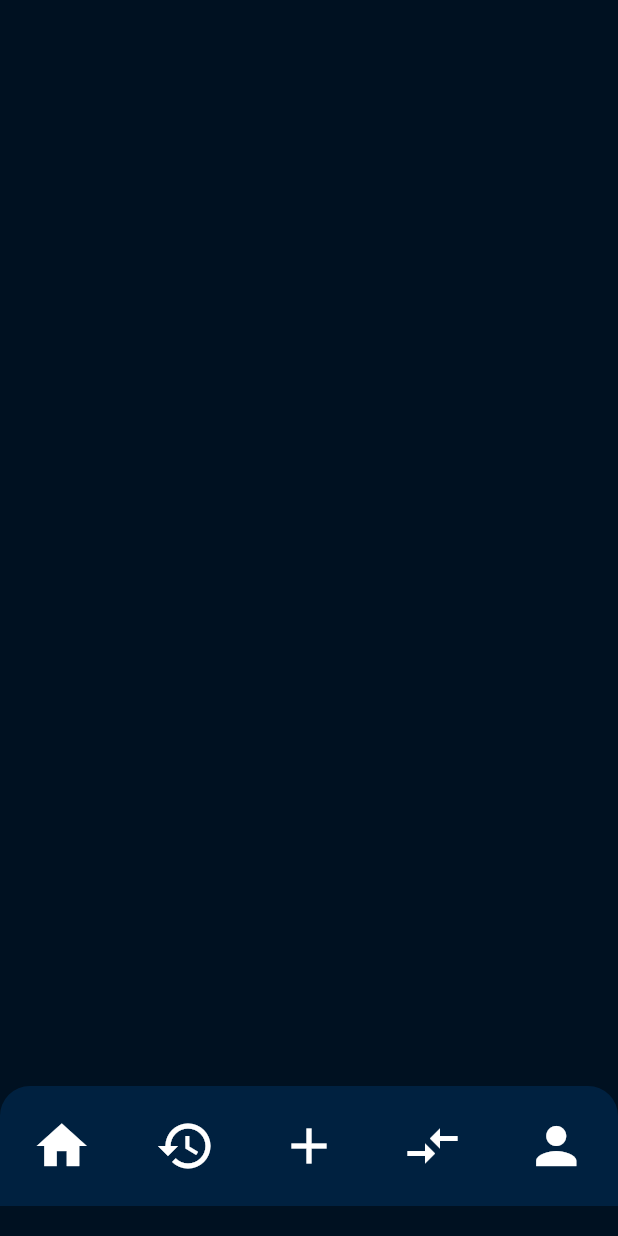
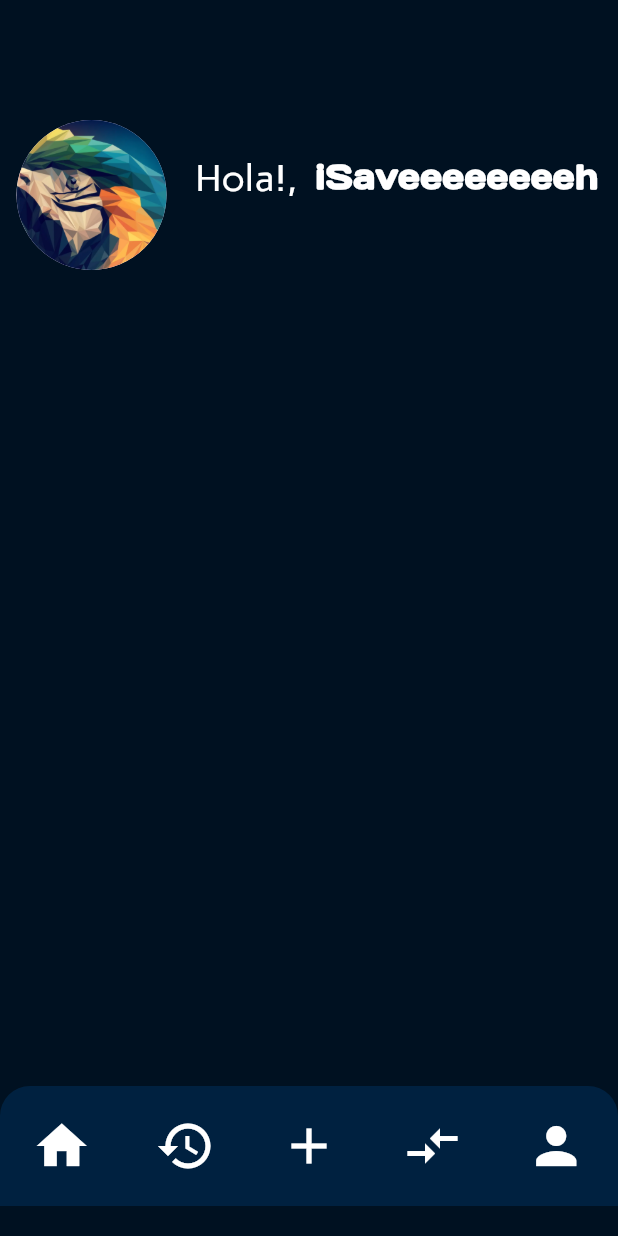
Before and after one commit to iSaveeh/ProjecScoutPro, a Flutter app: the screen it shows after launch, on a phone screen of 412 x 824 dp. Run offline on Flutter 3.47's test engine with Material 3 defaults, Android fonts, the phone set to English and light mode, and no system bars.

Commit message:
Avance en FireBase v1

```diff
--- a/lib/Screens/Menu.dart
+++ b/lib/Screens/Menu.dart
@@ -72,11 +72,63 @@ class _MenuScreenState extends State<MenuScreen> {
                       // Acción para el botón de información
                     },
                   ),
-
                 ],
               ),
             ),
+          ),
+
+          // === WProfile Image ===
+          Positioned(
+            top: 80,
+            left: 0,
+            right: 290,
+            child: CircleAvatar(
+              radius: 50,
+              child: ClipOval(
+                child: Image.asset(
+                  'assets/images/prueba.png',
+                  width: 100,
+                  height: 100,
+                  fit: BoxFit.cover,
+                ),
+              ),
+            ),
+          ),
+
+          // === Hi Text ===
+          Positioned(
+            top: 100,
+            left: 130,
+            right: 0,
+            child: Text(
+              'Hola!,',
+              style: TextStyle(
+                color: Colors.white,
+                fontSize: 25,
+                fontFamily: 'Carme',
+              ),
+            ),
+          ),
+
+          // === Username Text ===
+          Positioned(
+            top: 101,
+            left: 210,
+            right: 0,
+            child: Text(
+              'iSaveeeeeeeeh',
+              style: TextStyle(
+                color: Colors.white,
+                fontSize: 23,
+                fontFamily: 'Days One',
+                fontWeight: FontWeight.bold,
+              ),
+            ),
           )
+
+
+
+
 
         ],
       ),
--- a/lib/main.dart
+++ b/lib/main.dart
@@ -1,7 +1,9 @@
 import 'package:flutter/material.dart';
-import 'Screens/Splash.dart';
-import 'Screens/Menu.dart';
+// Asegúrate de que las rutas a tus pantallas sean correctas
+import 'Screens/Splash.dart'; // Tenías esta importación antes
+import 'Screens/Menu.dart';   // Y esta para tu pantalla principal
 
+// Esta era la forma en que tenías tu función main originalmente
 void main() => runApp(MyApp());
 
 class MyApp extends StatelessWidget {
@@ -10,7 +12,7 @@ class MyApp extends StatelessWidget {
     return MaterialApp(
       debugShowCheckedModeBanner: false,
       title: 'Scout Pro',
-      home: MenuScreen(), // Aquí llamamos a la pantalla de carga
+      home: MenuScreen(), // Aquí llamabas a tu pantalla MenuScreen
     );
   }
 }
```
Also changed, not shown: pubspec.yaml (+14 -3 lines), assets/images/newuser.png (added), assets/images/prueba.png (added), pubspec.lock, 7 other files.
